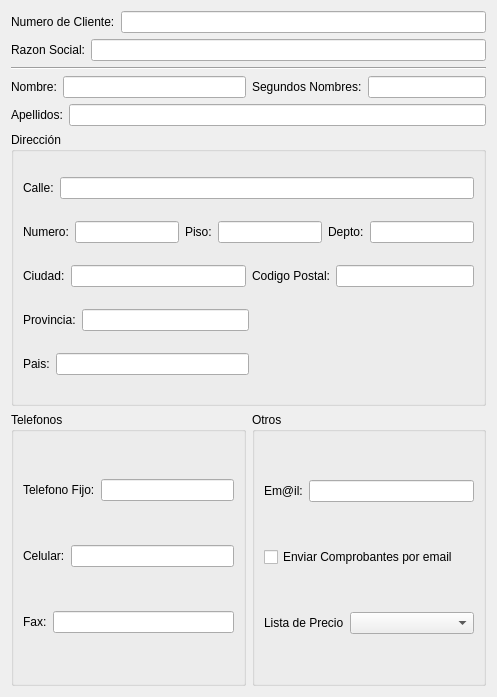
Qt form trunk/src/FormClienteBase.ui (chungote/gestotux) before a commit.
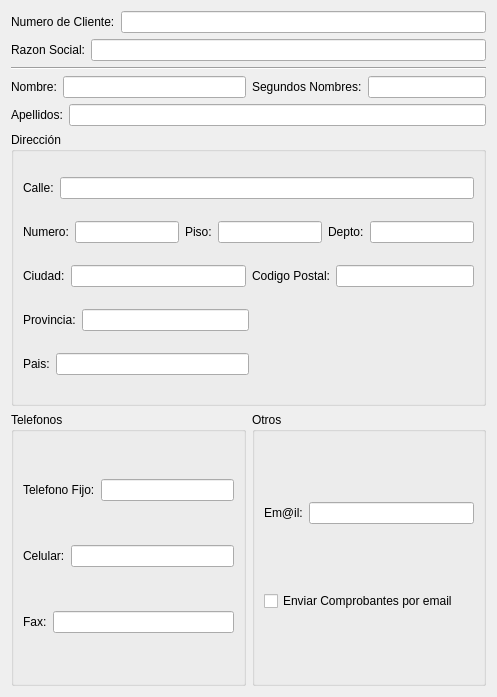
The same form after that commit.

The edit to the form file:
```diff
--- a/trunk/src/FormClienteBase.ui
+++ b/trunk/src/FormClienteBase.ui
@@ -408,27 +408,6 @@
           </property>
          </widget>
         </item>
-        <item>
-         <layout class="QHBoxLayout" name="horizontalLayout_22">
-          <item>
-           <widget class="QLabel" name="label">
-            <property name="text">
-             <string>Lista de Precio</string>
-            </property>
-           </widget>
-          </item>
-          <item>
-           <widget class="QComboBox" name="CBListaPrecio">
-            <property name="sizePolicy">
-             <sizepolicy hsizetype="MinimumExpanding" vsizetype="Fixed">
-              <horstretch>0</horstretch>
-              <verstretch>0</verstretch>
-             </sizepolicy>
-            </property>
-           </widget>
-          </item>
-         </layout>
-        </item>
        </layout>
       </widget>
      </item>
```
